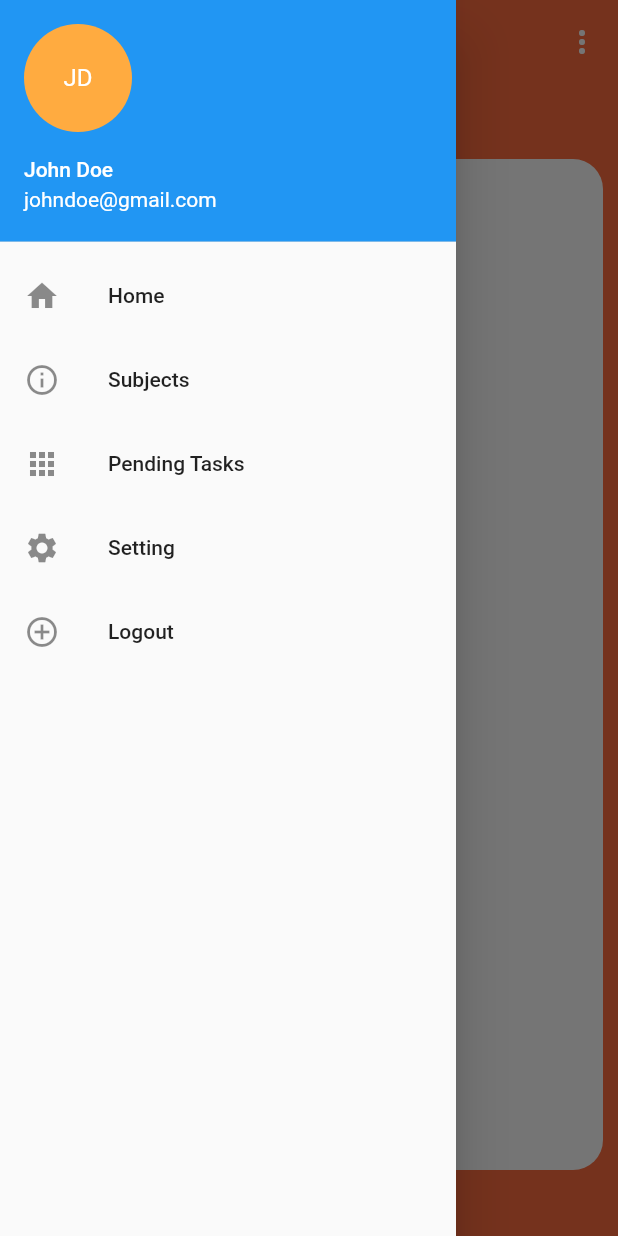
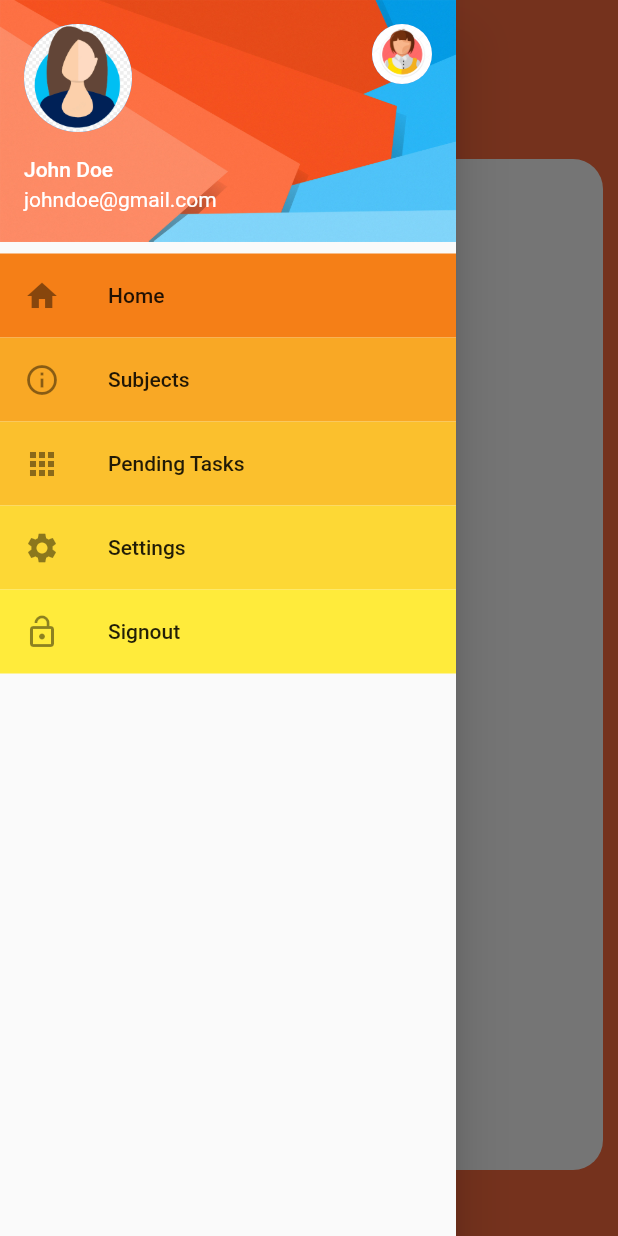
Before and after one commit to nityanandagohain/in-time, a Flutter app: the HomePage screen opened by its route, with the side drawer open, on a phone screen of 412 x 824 dp. Run offline on Flutter 3.47's test engine with Material 2 defaults, Android fonts, the phone set to English and light mode, and no system bars; our stand-ins replace cloud_firestore, firebase_auth, fluttertoast, google_sign_in; accounts and stored records are empty; network calls fail.

Commit message:
Edit Drawer (#19)
* Log Out from Drawer

```diff
--- a/lib/screens/drawer.dart
+++ b/lib/screens/drawer.dart
@@ -1,60 +1,95 @@
 import 'package:flutter/material.dart';
 import 'package:firebase_auth/firebase_auth.dart';
-import 'homePage.dart';
 
-Widget drawerLeft() {
-    return Drawer(
-      child: ListView(
+Widget drawerLeft(BuildContext context) {
+    return Drawer (
+      child : ListView(
         // Important: Remove any padding from the ListView.
         children: <Widget>[
-          UserAccountsDrawerHeader(
+          new Container(
+            child: new UserAccountsDrawerHeader(
             accountName: Text("John Doe"),
             accountEmail: Text("johndoe@gmail.com"),
+            decoration: new BoxDecoration(
+              image: DecorationImage(
+                fit: BoxFit.fill,
+                image: new AssetImage("assets/img/bg.png")
+              )
+            ),
             currentAccountPicture: CircleAvatar(
-              backgroundColor: Colors.orangeAccent,
-              child: Text("JD",style: TextStyle(color: Colors.white),),
+              backgroundImage: new AssetImage("assets/img/mainpic.png"),
             ),
+            otherAccountsPictures: <Widget>[
+              new GestureDetector(
+                child: new CircleAvatar(
+                  backgroundImage: new AssetImage("assets/img/otherpic.png"),
+                ),
+              )
+            ],
           ),
-          ListTile(
+      ),
+      new Container(
+        color: Colors.yellow[900],
+          child : ListTile(
             title: Text('Home'),
             onTap: () {
-
+              Navigator.pop(context);
             },
             leading: Icon(Icons.home),
           ),
-          ListTile(
+          ),
+      new Container(
+          color: Colors.yellow[800],
+          child : ListTile(
             title: Text('Subjects'),
             onTap: () {
               // Update the state of the app
               // ...
+              Navigator.pop(context);
             },
             leading: Icon(Icons.info_outline),
           ),
-          ListTile(
+          ),
+          new Container(
+          color: Colors.yellow[700],
+          child :ListTile(
             title: Text('Pending Tasks'),
             onTap: () {
               // Update the state of the app
               // ...
+              Navigator.pop(context);
             },
             leading: Icon(Icons.apps),
           ),
-          ListTile(
-            title: Text('Setting'),
+          ),
+          new Container(
+            color: Colors.yellow[600],
+          child :ListTile(
+            title: Text('Settings'),
             onTap: () {
               // Update the state of the app
               // ...
+              Navigator.pop(context);
             },
-            leading: Icon(Icons.settings),),
-            ListTile(
-            title: Text('Logout'),
+            leading: Icon(Icons.settings),
+          ),
+          ),
+          new Container(
+          color: Colors.yellow[500],
+          child :ListTile(
+            title: Text('Signout'),
             onTap: () {
-              // Update the state of the app
-              // ...
+              FirebaseAuth.instance.signOut().then((value){
+                          Navigator.of(context).pushReplacementNamed('landingpage');
+                        })
+                        .catchError((e){
+                          print(e);
+                        });
+              Navigator.pop(context);
             },
-            leading: Icon(Icons.add_circle_outline),
-
+            leading: Icon(Icons.lock_open),
           ),
-
+          ),
         ],
       ),
     );
--- a/lib/screens/homePage.dart
+++ b/lib/screens/homePage.dart
@@ -110,23 +110,12 @@ class _HomePageState extends State<HomePage>
   @override
   Widget build(BuildContext context) {
     return new Scaffold(
-      drawer: drawerLeft(),
+      drawer: drawerLeft(context),
       appBar: AppBar(
           title: Text(
             "IN TIME",
             style: TextStyle(color: Colors.black, fontWeight: FontWeight.w700),
           ),
-         actions: <Widget>[
-          PopupMenuButton<String>(
-
-            itemBuilder: (BuildContext context){
-              return Constants.choices.map((String choice){
-                return PopupMenuItem<String>(
-                  value: choice,
-                  child: Text(choice),
-                );
-              }).toList();},
-               onSelected: choiceAction,),],
           backgroundColor: clr,
           elevation: 0.0,
           leading: MaterialButton(
@@ -237,15 +226,5 @@ class _HomePageState extends State<HomePage>
     );
 
   }
-   void choiceAction(String choice){
 
-
-      FirebaseAuth.instance.signOut().then((value){
-                          Navigator.of(context).pushReplacementNamed('landingpage');
-                        })
-                        .catchError((e){
-                          print(e);
-                        });
-
-  }
 }
--- a/pubspec.yaml
+++ b/pubspec.yaml
@@ -46,6 +46,7 @@ flutter:
   assets:
     - images/google.png
     - images/goog.png
+    - assets/img/
 
   # An image asset can refer to one or more resolution-specific "variants", see
   # https://flutter.io/assets-and-images/#resolution-aware.
```
Also changed, not shown: assets/img/bg.png (added), assets/img/mainpic.png (added), assets/img/otherpic.png (added).
